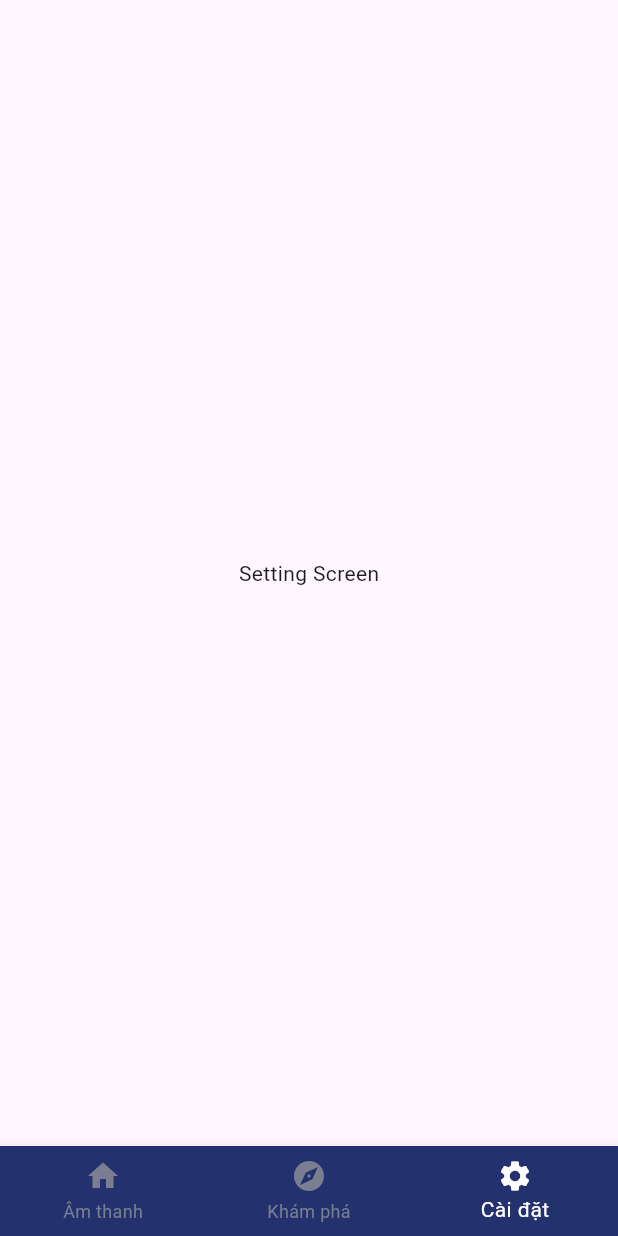
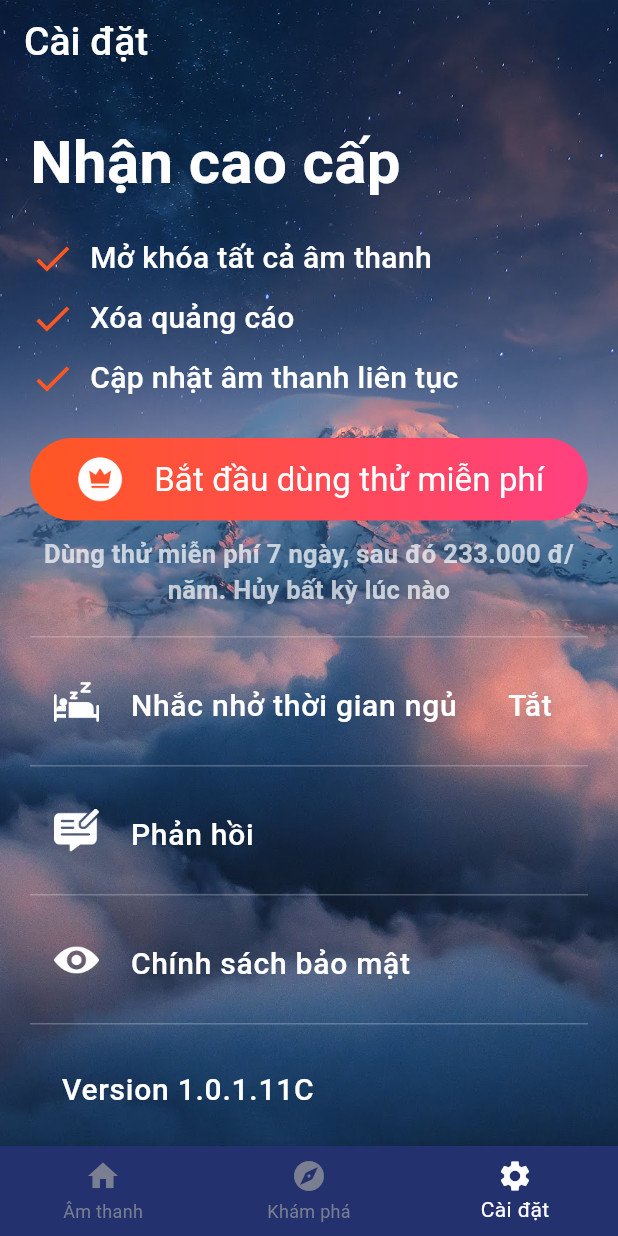
Before and after one commit to HaiNam1408/sleepsounds, a Flutter app: the screen it shows after launch, item 3 of the bottom bar chosen, on a phone screen of 412 x 824 dp. Run offline on Flutter 3.47's test engine with Material 3 defaults, Android fonts, the phone set to English and light mode, and no system bars; our stand-ins replace dartx, get, rx_shared_preferences, sizer; network calls fail.

Commit message:
update setting screen

```diff
--- a/lib/src/modules/explore/component/list_view.dart
+++ b/lib/src/modules/explore/component/list_view.dart
@@ -15,6 +15,7 @@ class ListViewCustom extends StatelessWidget {
         GestureDetector(
           onTap: (){},
           child: Stack(
+            alignment: Alignment.center,
             children: [
               Container(
                 width: 65.w,
@@ -28,18 +29,12 @@ class ListViewCustom extends StatelessWidget {
                   ),
                 ),
               ),
-              const Align(
-                alignment: Alignment.center,
-                child: Padding(
-                  padding: EdgeInsets.only(left: 20),
-                  child: Text(
+              const Text(
                 'Tiếng Mưa Xuân',
                 style: TextStyle(
                   color: Colors.white,
                   fontWeight: FontWeight.w400,
                   fontSize: 30,
-                    ),
-                  ),
                 ),
               ),
             ],
@@ -49,6 +44,7 @@ class ListViewCustom extends StatelessWidget {
         GestureDetector(
           onTap: (){},
           child: Stack(
+            alignment: Alignment.center,
             children: [
               Container(
                 width: 65.w,
@@ -62,18 +58,12 @@ class ListViewCustom extends StatelessWidget {
                   ),
                 ),
               ),
-              const Align(
-                alignment: Alignment.center,
-                child: Padding(
-                  padding: EdgeInsets.only(left: 20),
-                  child: Text(
+              const Text(
                 'Đêm yên bình',
                 style: TextStyle(
                   color: Colors.white,
                   fontWeight: FontWeight.w400,
                   fontSize: 30,
-                    ),
-                  ),
                 ),
               ),
             ],
@@ -83,6 +73,7 @@ class ListViewCustom extends StatelessWidget {
         GestureDetector(
           onTap: (){},
           child: Stack(
+            alignment: Alignment.center,
             children: [
               Container(
                 width: 65.w,
@@ -96,18 +87,12 @@ class ListViewCustom extends StatelessWidget {
                   ),
                 ),
               ),
-              const Align(
-                alignment: Alignment.center,
-                child: Padding(
-                  padding: EdgeInsets.only(left: 20),
-                  child: Text(
+              const Text(
                 'Mưa với piano',
                 style: TextStyle(
                   color: Colors.white,
                   fontWeight: FontWeight.w400,
                   fontSize: 30,
-                    ),
-                  ),
                 ),
               ),
             ],
--- /dev/null
+++ b/lib/src/modules/setting/component/button_1.dart
@@ -0,0 +1,52 @@
+import 'package:flutter/material.dart';
+
+class Button1 extends StatelessWidget {
+  final VoidCallback onPressed;
+  const Button1({super.key, required this.onPressed});
+
+  @override
+  Widget build(BuildContext context) {
+    return Container(
+      decoration: BoxDecoration(
+        gradient: const LinearGradient(
+          colors: [
+            Colors.deepOrange,
+            Colors.pinkAccent
+          ]
+        ),
+        borderRadius: BorderRadius.circular(30)
+      ),
+      child: ElevatedButton(
+        style: ElevatedButton.styleFrom(
+          padding: EdgeInsets.zero,
+          backgroundColor: Colors.transparent,
+          disabledForegroundColor: Colors.transparent.withOpacity(0.38), disabledBackgroundColor: Colors.transparent.withOpacity(0.12),
+          shadowColor: Colors.transparent,
+          //make color or elevated button transparent
+        ),
+        onPressed: onPressed,
+        child: const Padding(
+          padding: EdgeInsets.fromLTRB(20, 10, 20, 10),
+          child: Row(
+            mainAxisAlignment: MainAxisAlignment.spaceAround,
+            children: [
+              Image(
+                  image: AssetImage('assets/screen3/crown.png'),
+                  width: 35,
+                  color: Colors.white,
+              ),
+              Text(
+                'Bắt đầu dùng thử miễn phí',
+                style: TextStyle(
+                  color: Colors.white,
+                  fontSize: 22,
+                  fontWeight: FontWeight.w400
+                ),
+              )
+            ],
+          ),
+        ),
+      ),
+    );
+  }
+}
--- /dev/null
+++ b/lib/src/modules/setting/component/list_title.dart
@@ -0,0 +1,58 @@
+import 'package:flutter/material.dart';
+
+class ListTile1 extends StatelessWidget {
+  final String text1;
+  final String text2;
+  final VoidCallback onTap;
+  final String image;
+  const ListTile1({super.key, required this.text1, required this.text2, required this.onTap, required this.image});
+
+  @override
+  Widget build(BuildContext context) {
+    return GestureDetector(
+      onTap: onTap,
+      child: Column(
+        children: [
+          Divider(height: 0, color: Colors.white24,),
+          SizedBox(height: 15,),
+          ListTile(
+            leading: Image(
+              image: AssetImage(image),
+              width: 30,
+            ),
+            title: Padding(
+              padding: const EdgeInsets.only(left: 5),
+              child: Column(
+                children: [
+                  SizedBox(height: 5,),
+                  Row(
+                    mainAxisAlignment: MainAxisAlignment.spaceBetween,
+                    children: [
+                      Text(
+                        text1,
+                        style: TextStyle(
+                            color: Colors.white,
+                            fontSize: 20,
+                            fontWeight: FontWeight.w500
+                        ),
+                      ),
+                      Text(
+                        text2,
+                        style: TextStyle(
+                            color: Colors.white,
+                            fontSize: 20,
+                            fontWeight: FontWeight.w500
+                        ),
+                      ),
+                    ],
+                  ),
+                ],
+              ),
+            ),
+          ),
+          SizedBox(height: 15,),
+        ],
+      ),
+    );
+  }
+}
--- /dev/null
+++ b/lib/src/modules/setting/component/text_1.dart
@@ -0,0 +1,29 @@
+import 'package:flutter/material.dart';
+
+class Text1 extends StatelessWidget {
+  final String text;
+  const Text1({super.key, required this.text});
+
+  @override
+  Widget build(BuildContext context) {
+    return Row(
+      mainAxisAlignment: MainAxisAlignment.start,
+      children: [
+        Icon(
+          Icons.check_outlined,
+          color: Colors.deepOrange,
+          size: 30,
+        ),
+        SizedBox(width: 10,),
+        Text(
+          text,
+          style: TextStyle(
+            color: Colors.white,
+            fontSize: 20,
+            fontWeight: FontWeight.w500
+          ),
+        )
+      ],
+    );
+  }
+}
--- /dev/null
+++ b/lib/src/modules/setting/component/version_button.dart
@@ -0,0 +1,33 @@
+import 'package:flutter/material.dart';
+
+class VersionButton extends StatelessWidget {
+  final VoidCallback onTap;
+  const VersionButton({super.key, required this.onTap});
+
+  @override
+  Widget build(BuildContext context) {
+    return GestureDetector(
+      onTap: onTap,
+      child: Column(
+        children: [
+          Divider(height: 0, color: Colors.white24,),
+          SizedBox(height: 15,),
+          ListTile(
+            title: Padding(
+              padding: const EdgeInsets.only(left: 5),
+              child: Text(
+                'Version 1.0.1.11C',
+                style: TextStyle(
+                    color: Colors.white,
+                    fontSize: 20,
+                    fontWeight: FontWeight.w500
+                ),
+              ),
+            ),
+          ),
+          SizedBox(height: 15,),
+        ],
+      ),
+    );
+  }
+}
--- a/lib/src/modules/setting/setting_screen.dart
+++ b/lib/src/modules/setting/setting_screen.dart
@@ -1,16 +1,112 @@
+import 'package:flutter/cupertino.dart';
 import 'package:flutter/material.dart';
 import 'package:get/get.dart';
+import 'package:sleepsounds/src/modules/setting/component/button_1.dart';
+import 'package:sleepsounds/src/modules/setting/component/list_title.dart';
+import 'package:sleepsounds/src/modules/setting/component/text_1.dart';
+import 'package:sleepsounds/src/modules/setting/component/version_button.dart';
 import 'package:sleepsounds/src/modules/setting/setting_controller.dart';
+import 'package:sizer/sizer.dart';
 
 class SettingScreen extends GetView<SettingController> {
   const SettingScreen({super.key});
 
   @override
   Widget build(BuildContext context) {
-    return const Scaffold(
-      body: Center(
-        child: Text('Setting Screen'),
+    return Scaffold(
+      extendBodyBehindAppBar: true,
+      appBar: AppBar(
+        elevation: 0,
+        automaticallyImplyLeading: false,
+        backgroundColor: Colors.transparent,
+        title: const Text(
+          'Cài đặt',
+          style: TextStyle(
+            color: Colors.white,
+            fontWeight: FontWeight.w500,
+            fontSize: 26
+          ),
+        ),
       ),
+      body: Stack(
+        children: [
+          Container(
+            width: 100.w,
+            height: 100.h,
+            decoration: const BoxDecoration(
+              image: DecorationImage(
+                image: AssetImage("assets/background.png"),
+                fit: BoxFit.cover,
+              ),
+            ),
+          ),
+          Positioned(
+            bottom: 0,
+            right: 0,
+            left: 0,
+            top: 70,
+            child: Padding(
+              padding: const EdgeInsets.fromLTRB(20,10,20,0),
+              child: SingleChildScrollView(
+                child: Column(
+                  crossAxisAlignment: CrossAxisAlignment.start,
+                  children: [
+                    const Text(
+                      'Nhận cao cấp',
+                      style: TextStyle(
+                        fontWeight: FontWeight.bold,
+                        fontSize: 40,
+                        color: Colors.white
+                      ),
+                    ),
+                    const SizedBox(height: 20,),
+                    const Text1(text: 'Mở khóa tất cả âm thanh'),
+                    const SizedBox(height: 10,),
+                    const Text1(text: 'Xóa quảng cáo'),
+                    const SizedBox(height: 10,),
+                    const Text1(text: 'Cập nhật âm thanh liên tục'),
+                    const SizedBox(height: 25,),
+                    SizedBox(
+                      width: 100.h,
+                        child: Button1(onPressed: (){})
+                    ),
+                    const SizedBox(height: 10,),
+                    const Text(
+                      'Dùng thử miễn phí 7 ngày, sau đó 233.000 đ/năm. Hủy bất kỳ lúc nào',
+                      style: TextStyle(
+                        color: Colors.white70,
+                        fontSize: 17,
+                        fontWeight: FontWeight.bold,
+                      ),
+                      textAlign: TextAlign.center,
+                    ),
+                    const SizedBox(height: 20,),
+                    ListTile1(
+                        text1: 'Nhắc nhở thời gian ngủ',
+                        text2: 'Tắt',
+                        onTap: (){},
+                        image: 'assets/screen3/bedtime.png'
+                    ),
+                    ListTile1(
+                        text1: 'Phản hồi',
+                        text2: '',
+                        onTap: (){},
+                        image: 'assets/screen3/feedback.png'
+                    ),
+                    ListTile1(
+                        text1: 'Chính sách bảo mật',
+                        text2: '',
+                        onTap: (){},
+                        image: 'assets/screen3/eye.png'
+                    ),
+                    VersionButton(onTap: (){}),
+                  ],
+                ),
+              ),
+            ),
+          )
+        ],
+      )
     );
   }
 }
--- a/pubspec.yaml
+++ b/pubspec.yaml
@@ -50,6 +50,7 @@ flutter:
   assets:
      - assets/screen1/
      - assets/screen2/
+     - assets/screen3/
      - assets/
 
   # An image asset can refer to one or more resolution-specific "variants", see
```
Also changed, not shown: assets/screen3/bedtime.png (added), assets/screen3/crown.png (added), assets/screen3/eye.png (added), assets/screen3/feedback.png (added). Lines whose indentation alone changed are shown as unchanged.
